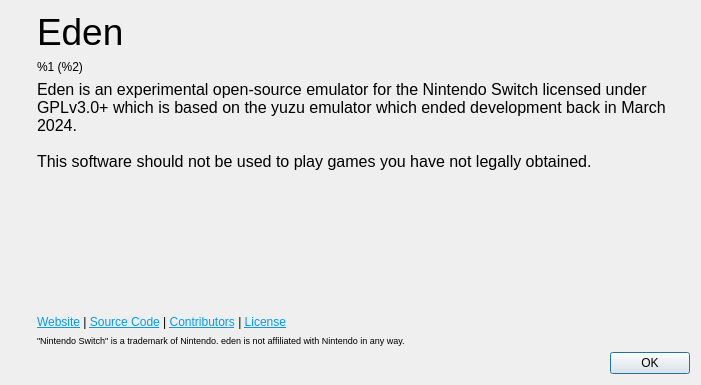
Before: the Qt Designer form src/yuzu/aboutdialog.ui in rorrim-rorrim/eden-alt, drawn with Qt 5.
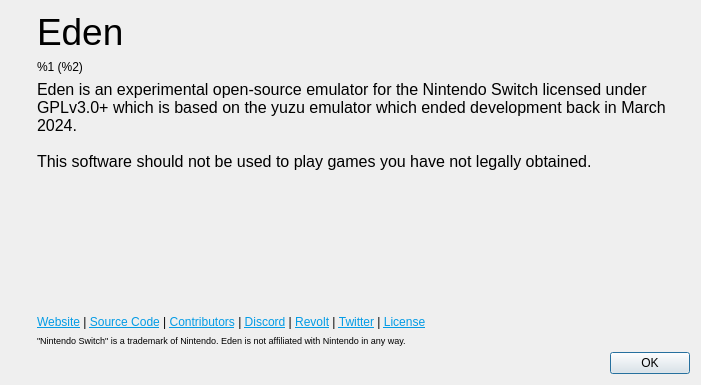
After: the same form once the commit is applied. Icons and pictures are not drawn.

Commit message: [qt] move Discord/revolt/X links to the about section

Patch:
```diff
--- a/src/yuzu/aboutdialog.ui
+++ b/src/yuzu/aboutdialog.ui
@@ -128,7 +128,7 @@
        <item>
         <widget class="QLabel" name="labelLinks">
          <property name="text">
-          <string>&lt;html&gt;&lt;head/&gt;&lt;body&gt;&lt;p&gt;&lt;a href=&quot;https://eden-emulator.github.io/&quot;&gt;&lt;span style=&quot; text-decoration: underline; color:#039be5;&quot;&gt;Website&lt;/span&gt;&lt;/a&gt; | &lt;a href=&quot;https://git.eden-emu.dev&quot;&gt;&lt;span style=&quot; text-decoration: underline; color:#039be5;&quot;&gt;Source Code&lt;/span&gt;&lt;/a&gt; | &lt;a href=&quot;https://git.eden-emu.dev/eden-emu/eden/activity/contributors&quot;&gt;&lt;span style=&quot; text-decoration: underline; color:#039be5;&quot;&gt;Contributors&lt;/span&gt;&lt;/a&gt; | &lt;a href=&quot;https://git.eden-emu.dev/eden-emu/eden/src/branch/master/LICENSE.txt&quot;&gt;&lt;span style=&quot; text-decoration: underline; color:#039be5;&quot;&gt;License&lt;/span&gt;&lt;/a&gt;&lt;/p&gt;&lt;/body&gt;&lt;/html&gt;</string>
+          <string>&lt;html&gt;&lt;head/&gt;&lt;body&gt;&lt;p&gt;&lt;a href=&quot;https://eden-emulator.github.io/&quot;&gt;&lt;span style=&quot; text-decoration: underline; color:#039be5;&quot;&gt;Website&lt;/span&gt;&lt;/a&gt; | &lt;a href=&quot;https://git.eden-emu.dev&quot;&gt;&lt;span style=&quot; text-decoration: underline; color:#039be5;&quot;&gt;Source Code&lt;/span&gt;&lt;/a&gt; | &lt;a href=&quot;https://git.eden-emu.dev/eden-emu/eden/activity/contributors&quot;&gt;&lt;span style=&quot; text-decoration: underline; color:#039be5;&quot;&gt;Contributors&lt;/span&gt;&lt;/a&gt; | &lt;a href=&quot;https://discord.gg/kXAmGCXBGD&quot;&gt;&lt;span style=&quot; text-decoration: underline; color:#039be5;&quot;&gt;Discord&lt;/span&gt;&lt;/a&gt; | &lt;a href=&quot;https://rvlt.gg/qKgFEAbH&quot;&gt;&lt;span style=&quot; text-decoration: underline; color:#039be5;&quot;&gt;Revolt&lt;/span&gt;&lt;/a&gt; | &lt;a href=&quot;https://nitter.poast.org/edenemuofficial&quot;&gt;&lt;span style=&quot; text-decoration: underline; color:#039be5;&quot;&gt;Twitter&lt;/span&gt;&lt;/a&gt; | &lt;a href=&quot;https://git.eden-emu.dev/eden-emu/eden/src/branch/master/LICENSE.txt&quot;&gt;&lt;span style=&quot; text-decoration: underline; color:#039be5;&quot;&gt;License&lt;/span&gt;&lt;/a&gt;&lt;/p&gt;&lt;/body&gt;&lt;/html&gt;</string>
          </property>
          <property name="openExternalLinks">
           <bool>true</bool>
@@ -144,7 +144,7 @@
           </sizepolicy>
          </property>
          <property name="text">
-          <string>&lt;html&gt;&lt;head/&gt;&lt;body&gt;&lt;p&gt;&lt;span style=&quot; font-size:7pt;&quot;&gt;&amp;quot;Nintendo Switch&amp;quot; is a trademark of Nintendo. eden is not affiliated with Nintendo in any way.&lt;/span&gt;&lt;/p&gt;&lt;/body&gt;&lt;/html&gt;</string>
+          <string>&lt;html&gt;&lt;head/&gt;&lt;body&gt;&lt;p&gt;&lt;span style=&quot; font-size:7pt;&quot;&gt;&amp;quot;Nintendo Switch&amp;quot; is a trademark of Nintendo. Eden is not affiliated with Nintendo in any way.&lt;/span&gt;&lt;/p&gt;&lt;/body&gt;&lt;/html&gt;</string>
          </property>
         </widget>
        </item>
```
The commit also changes 3 other files.
